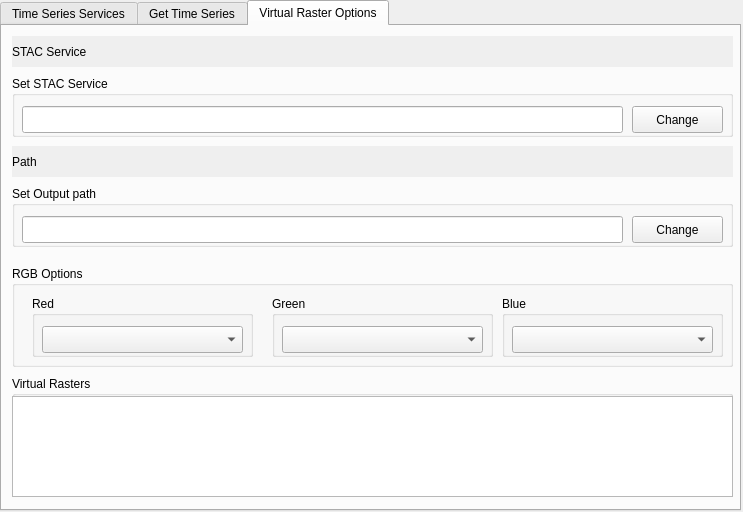
brazil-data-cube/wtss-qgis, file wtss_plugin/wtss_qgis_dialog_base.ui: the form before one commit.
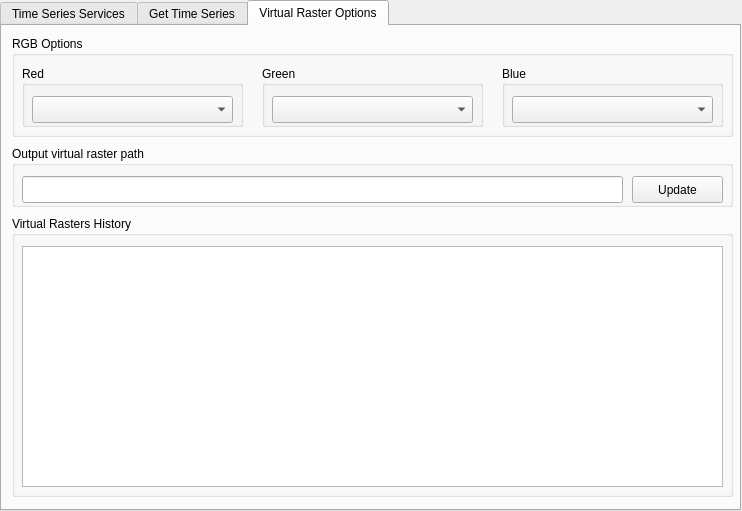
The form after the commit. The open tabs and pages were chosen to show the change.

Commit message: [#67] Add controls and methods to set values for advanced virtual raster menu

The edit to the form file:
```diff
--- a/wtss_plugin/wtss_qgis_dialog_base.ui
+++ b/wtss_plugin/wtss_qgis_dialog_base.ui
@@ -6,8 +6,8 @@
    <rect>
     <x>0</x>
     <y>0</y>
-    <width>743</width>
-    <height>512</height>
+    <width>742</width>
+    <height>511</height>
    </rect>
   </property>
   <property name="windowTitle">
@@ -628,47 +628,11 @@
     <attribute name="title">
      <string>Virtual Raster Options</string>
     </attribute>
-    <widget class="QGroupBox" name="set_output_path_raster_group">
-     <property name="geometry">
-      <rect>
-       <x>10</x>
-       <y>160</y>
-       <width>721</width>
-       <height>61</height>
-      </rect>
-     </property>
-     <property name="title">
-      <string>Set Output path</string>
-     </property>
-     <widget class="QLineEdit" name="user_output_path_raster">
-      <property name="geometry">
-       <rect>
-        <x>10</x>
-        <y>30</y>
-        <width>601</width>
-        <height>27</height>
-       </rect>
-      </property>
-     </widget>
-     <widget class="QPushButton" name="change_output_path_raster">
-      <property name="geometry">
-       <rect>
-        <x>620</x>
-        <y>30</y>
-        <width>91</width>
-        <height>27</height>
-       </rect>
-      </property>
-      <property name="text">
-       <string>Change</string>
-      </property>
-     </widget>
-    </widget>
     <widget class="QGroupBox" name="rgb_options_group">
      <property name="geometry">
       <rect>
        <x>10</x>
-       <y>240</y>
+       <y>10</y>
        <width>721</width>
        <height>101</height>
       </rect>
@@ -679,7 +643,7 @@
      <widget class="QGroupBox" name="red_option_group">
       <property name="geometry">
        <rect>
-        <x>20</x>
+        <x>10</x>
         <y>30</y>
         <width>221</width>
         <height>61</height>
@@ -702,7 +666,7 @@
      <widget class="QGroupBox" name="green_option_group">
       <property name="geometry">
        <rect>
-        <x>260</x>
+        <x>250</x>
         <y>30</y>
         <width>221</width>
         <height>61</height>
@@ -746,104 +710,72 @@
       </widget>
      </widget>
     </widget>
-    <widget class="QLabel" name="stac_host_label">
-     <property name="geometry">
-      <rect>
-       <x>10</x>
-       <y>10</y>
-       <width>721</width>
-       <height>31</height>
-      </rect>
-     </property>
-     <property name="autoFillBackground">
-      <bool>true</bool>
-     </property>
-     <property name="text">
-      <string>STAC Service</string>
-     </property>
-    </widget>
-    <widget class="QGroupBox" name="set_stac_service_group">
-     <property name="geometry">
-      <rect>
-       <x>10</x>
-       <y>50</y>
-       <width>721</width>
-       <height>61</height>
-      </rect>
-     </property>
-     <property name="title">
-      <string>Set STAC Service</string>
-     </property>
-     <widget class="QLineEdit" name="user_stac_service">
-      <property name="geometry">
-       <rect>
-        <x>10</x>
-        <y>30</y>
-        <width>601</width>
-        <height>27</height>
-       </rect>
-      </property>
-     </widget>
-     <widget class="QPushButton" name="change_stac_service">
-      <property name="geometry">
-       <rect>
-        <x>620</x>
-        <y>30</y>
-        <width>91</width>
-        <height>27</height>
-       </rect>
-      </property>
-      <property name="text">
-       <string>Change</string>
-      </property>
-     </widget>
-    </widget>
-    <widget class="QLabel" name="output_raster_path_label">
-     <property name="geometry">
-      <rect>
-       <x>10</x>
-       <y>120</y>
-       <width>721</width>
-       <height>31</height>
-      </rect>
-     </property>
-     <property name="autoFillBackground">
-      <bool>true</bool>
-     </property>
-     <property name="text">
-      <string>Path</string>
-     </property>
-    </widget>
     <widget class="QGroupBox" name="virtual_raster_list_group">
      <property name="geometry">
       <rect>
        <x>10</x>
-       <y>350</y>
+       <y>190</y>
        <width>721</width>
-       <height>121</height>
+       <height>281</height>
       </rect>
      </property>
      <property name="title">
-      <string>Virtual Rasters</string>
+      <string>Virtual Rasters History</string>
      </property>
-     <widget class="QListView" name="virtual_raster_list">
+     <widget class="QListWidget" name="virtual_raster_list">
       <property name="geometry">
        <rect>
-        <x>0</x>
-        <y>20</y>
-        <width>721</width>
-        <height>101</height>
+        <x>10</x>
+        <y>30</y>
+        <width>701</width>
+        <height>241</height>
        </rect>
       </property>
      </widget>
     </widget>
+    <widget class="QGroupBox" name="output_path_raster_group">
+     <property name="geometry">
+      <rect>
+       <x>10</x>
+       <y>120</y>
+       <width>721</width>
+       <height>61</height>
+      </rect>
+     </property>
+     <property name="title">
+      <string>Output virtual raster path</string>
+     </property>
+     <widget class="QLineEdit" name="user_output_path_raster">
+      <property name="geometry">
+       <rect>
+        <x>10</x>
+        <y>30</y>
+        <width>601</width>
+        <height>27</height>
+       </rect>
+      </property>
+     </widget>
+     <widget class="QPushButton" name="change_output_path_raster">
+      <property name="geometry">
+       <rect>
+        <x>620</x>
+        <y>30</y>
+        <width>91</width>
+        <height>27</height>
+       </rect>
+      </property>
+      <property name="text">
+       <string>Update</string>
+      </property>
+     </widget>
+    </widget>
    </widget>
   </widget>
   <widget class="QLabel" name="loading_label">
    <property name="geometry">
     <rect>
-     <x>-1</x>
-     <y>-1</y>
+     <x>0</x>
+     <y>0</y>
      <width>741</width>
      <height>511</height>
     </rect>
```
The commit also changes 3 other files.
